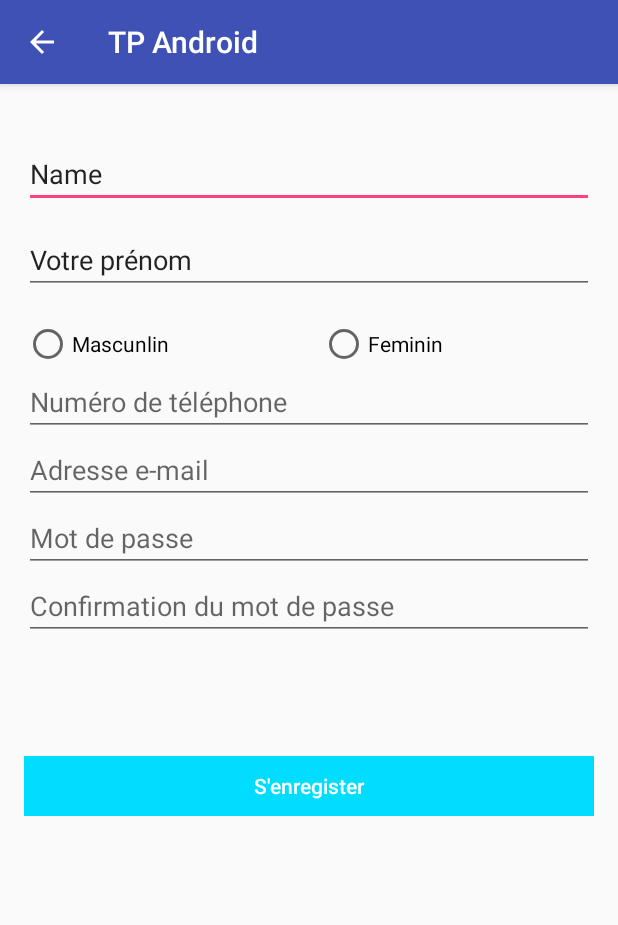
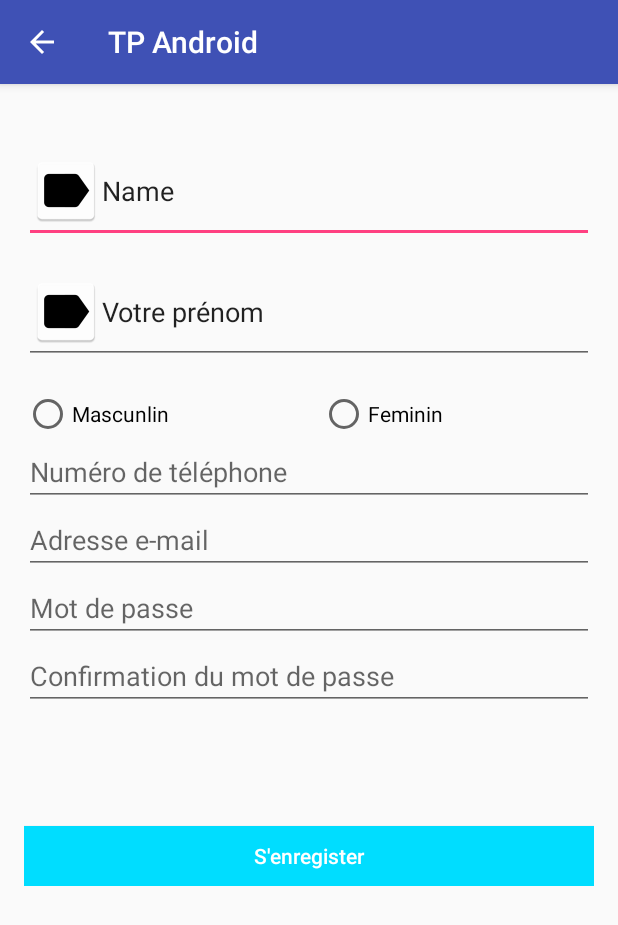
Before and after one commit to ThomazPom/Android-Java-Discover, an Android app: the enregitrerActivity screen opened directly, with no data from a screen before it, on a phone screen of 412 x 824 dp. Shown: the top 925 px of the screen. Run offline under Robolectric (Android 15) with nearby library versions, the phone set to English and light mode, and no system bars.

Commit message:
Vue_enregistrer

```diff
--- a/app/src/main/res/layout/activity_enregitrer.xml
+++ b/app/src/main/res/layout/activity_enregitrer.xml
@@ -31,7 +31,8 @@
             android:layout_below="@+id/editTextPrenom"
             android:layout_alignLeft="@+id/editTextPrenom"
             android:layout_alignStart="@+id/editTextPrenom"
-            android:layout_weight="1" />
+            android:layout_weight="1"
+            android:drawableLeft="@mipmap/ic_launcher" />
 
         <EditText
             android:layout_width="match_parent"
@@ -43,7 +44,8 @@
             android:layout_centerHorizontal="true"
             android:layout_marginTop="12dp"
             android:id="@+id/editTextPrenom"
-            android:layout_weight="1" />
+            android:layout_weight="1"
+            android:drawableLeft="@mipmap/ic_launcher" />
 
         <RadioGroup
             android:layout_width="match_parent"
```
Also changed, not shown: app/src/main/ic_launcher-web.png (added), app/src/main/mbds-web.png (added), app/src/main/res/mipmap-hdpi/ic_launcher.png, app/src/main/res/mipmap-hdpi/mbds.png (added), app/src/main/res/mipmap-mdpi/ic_launcher.png, app/src/main/res/mipmap-mdpi/mbds.png (added), app/src/main/res/mipmap-xhdpi/ic_launcher.png, app/src/main/res/mipmap-xhdpi/mbds.png (added), app/src/main/res/mipmap-xxhdpi/ic_launcher.png, app/src/main/res/mipmap-xxhdpi/mbds.png (added), app/src/main/res/mipmap-xxxhdpi/ic_launcher.png, app/src/main/res/mipmap-xxxhdpi/mbds.png (added).
